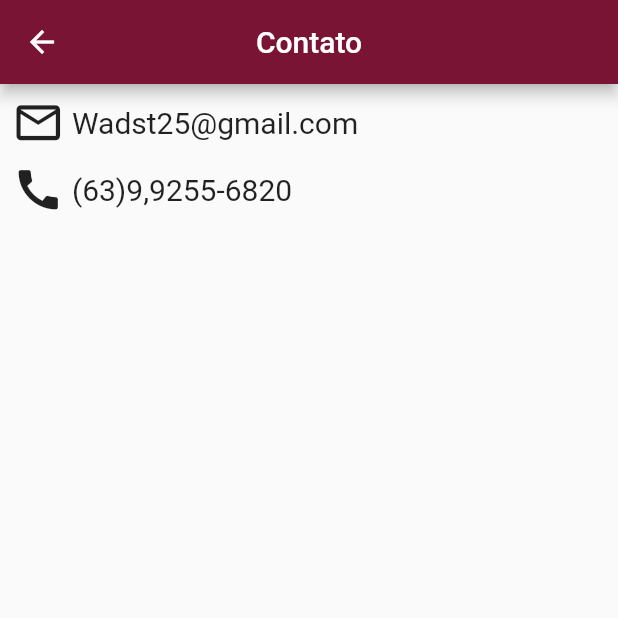
After one commit to WSilvaM/WSM-Consultoria, a Flutter app: the TelaContato screen opened directly, on a phone screen of 412 x 824 dp, the top half of it. The commit adds this screen. Run offline on Flutter 3.47's test engine with Material 2 defaults, Android fonts, the phone set to English and light mode, and no system bars; our stand-ins replace material_design_icons_flutter.

Commit message:
Trabalhando nas telas

```diff
--- /dev/null
+++ b/lib/Tela_Contato.dart
@@ -0,0 +1,58 @@
+import 'package:flutter/material.dart';
+import 'package:material_design_icons_flutter/material_design_icons_flutter.dart';
+
+import 'style.dart';
+
+class TelaContato extends StatefulWidget {
+  const TelaContato({Key? key}) : super(key: key);
+
+  @override
+  State<TelaContato> createState() => _TelaContatoState();
+}
+
+class _TelaContatoState extends State<TelaContato> {
+  @override
+  Widget build(BuildContext context) {
+    return Scaffold(
+      appBar: AppBar(
+        title: const Text('Contato'),
+        centerTitle: true,
+        backgroundColor: ColorsApp.i.primary,
+      ),
+      body: Padding(
+        padding: const EdgeInsets.all(8.0),
+        child: Column(
+          children: [
+            Row(
+              children: [
+                Icon(
+                  Icons.email_outlined,
+                  size: 35,
+                ),
+                Text(
+                  ' Wadst25@gmail.com',
+                  style: TextStyle(fontSize: 20),
+                )
+              ],
+            ),
+            SizedBox(
+              height: 10,
+            ),
+            Row(
+              children: [
+                Icon(
+                  Icons.call,
+                  size: 35,
+                ),
+                Text(
+                  ' (63)9,9255-6820',
+                  style: TextStyle(fontSize: 20),
+                )
+              ],
+            ),
+          ],
+        ),
+      ),
+    );
+  }
+}
--- /dev/null
+++ b/lib/style.dart
@@ -0,0 +1,20 @@
+import 'package:flutter/widgets.dart';
+
+class ColorsApp {
+  static ColorsApp? _instance;
+
+  ColorsApp._();
+
+  static ColorsApp get i {
+    _instance ??= ColorsApp._();
+    return _instance!;
+  }
+
+  Color get primary => Color(0XFF791435);
+  Color get yeallow => Color(0XFFFDCE50);
+  Color get grey => Color.fromARGB(255, 230, 214, 214);
+}
+
+extension ColorsAppExtensions on BuildContext {
+  ColorsApp get colors => ColorsApp.i;
+}
--- a/pubspec.yaml
+++ b/pubspec.yaml
@@ -36,6 +36,7 @@ dependencies:
   # The following adds the Cupertino Icons font to your application.
   # Use with the CupertinoIcons class for iOS style icons.
   cupertino_icons: ^1.0.2
+  material_design_icons_flutter: ^6.0.7096
 
 dev_dependencies:
   flutter_test:
@@ -59,6 +60,7 @@ flutter:
   # the material Icons class.
   uses-material-design: true
 
+
   # To add assets to your application, add an assets section, like this:
   # assets:
   #   - images/a_dot_burr.jpeg
@@ -76,6 +78,7 @@ flutter:
     - img/menu_contato.png
     - img/menu_empresa.png
     - img/menu_servico.png
+    - img/consultoria-empresarial.png
 
   # An image asset can refer to one or more resolution-specific "variants", see
   # https://flutter.dev/assets-and-images/#resolution-aware
```
Also changed, not shown: lib/HomePage.dart (added, +103 -0 lines), lib/Tela_Clientes.dart (added, +24 -0 lines), lib/Tela_Empresa.dart (added, +39 -0 lines), lib/Tela_Servico.dart (added, +23 -0 lines), lib/main.dart (+11 -48 lines), img/consultoria-empresarial.png (added), pubspec.lock.
